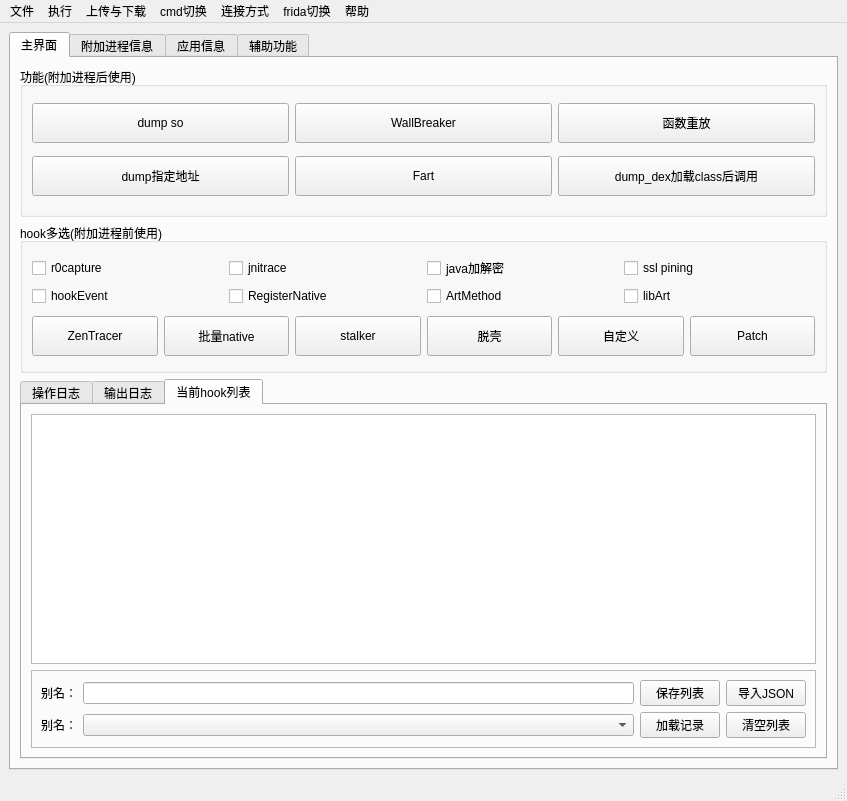
dqzg12300/fridaUiTools, file ui/kmain.ui: the form before one commit.
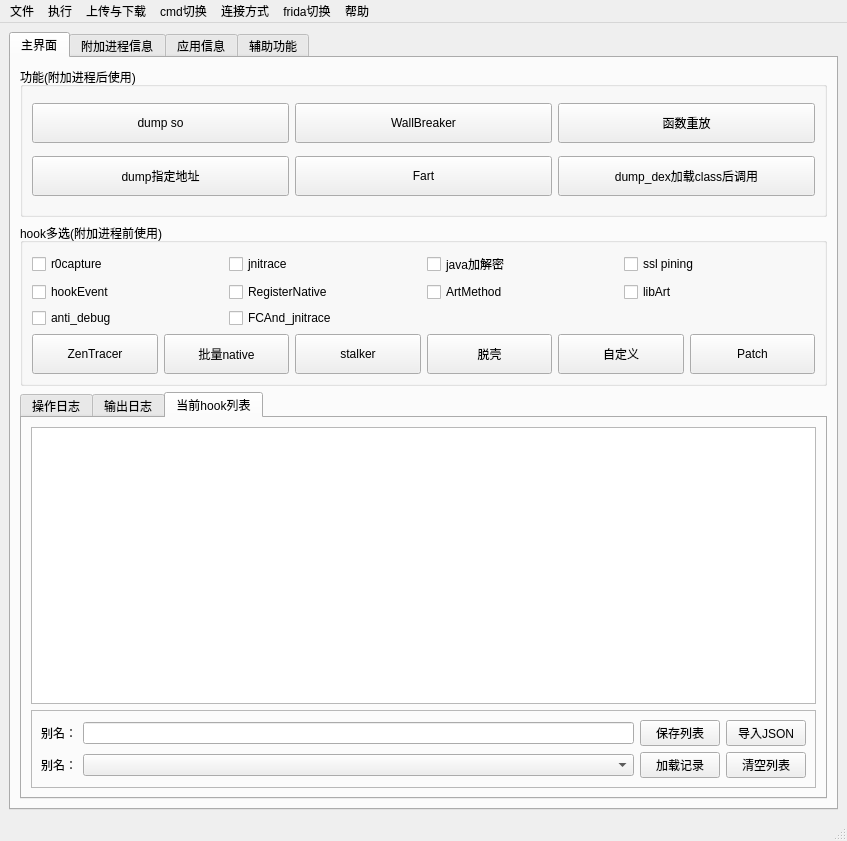
The form after the commit.

What changed in the file:
```diff
--- a/ui/kmain.ui
+++ b/ui/kmain.ui
@@ -7,7 +7,7 @@
     <x>0</x>
     <y>0</y>
     <width>847</width>
-    <height>801</height>
+    <height>841</height>
    </rect>
   </property>
   <property name="windowTitle">
@@ -188,9 +188,23 @@
                </property>
               </widget>
              </item>
+             <item row="2" column="0">
+              <widget class="QCheckBox" name="chkAntiDebug">
+               <property name="text">
+                <string>anti_debug</string>
+               </property>
+              </widget>
+             </item>
+             <item row="2" column="1">
+              <widget class="QCheckBox" name="chkNewJnitrace">
+               <property name="text">
+                <string>FCAnd_jnitrace</string>
+               </property>
+              </widget>
+             </item>
             </layout>
            </item>
-           <item row="1" column="0">
+           <item row="2" column="0">
             <layout class="QHBoxLayout" name="horizontalLayout">
              <item>
               <widget class="QPushButton" name="btnMatchMethod">
```
Left out of the diff: 10 changed lines with no effect on the pictures.
